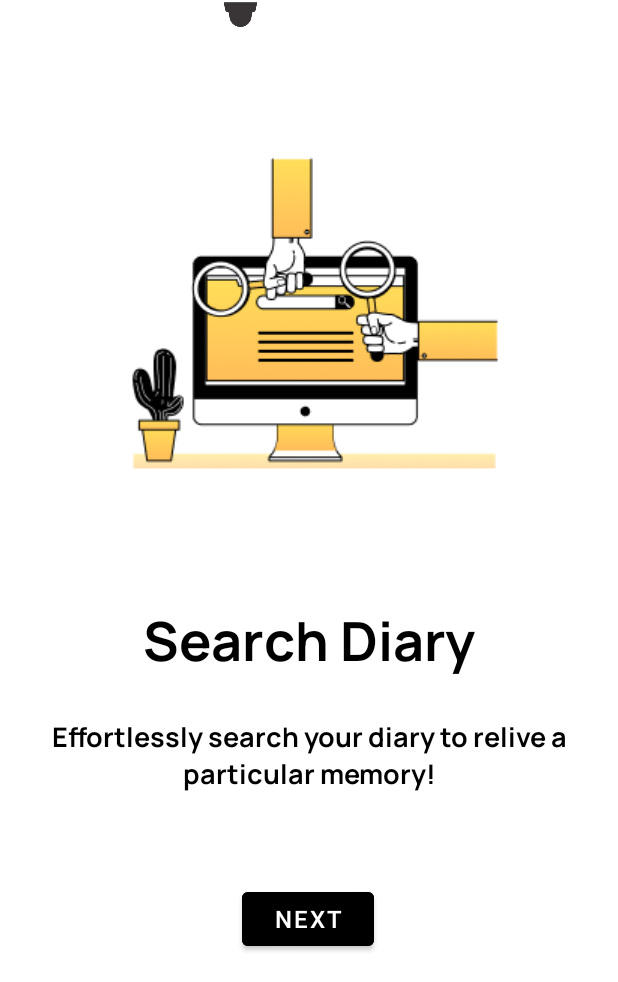
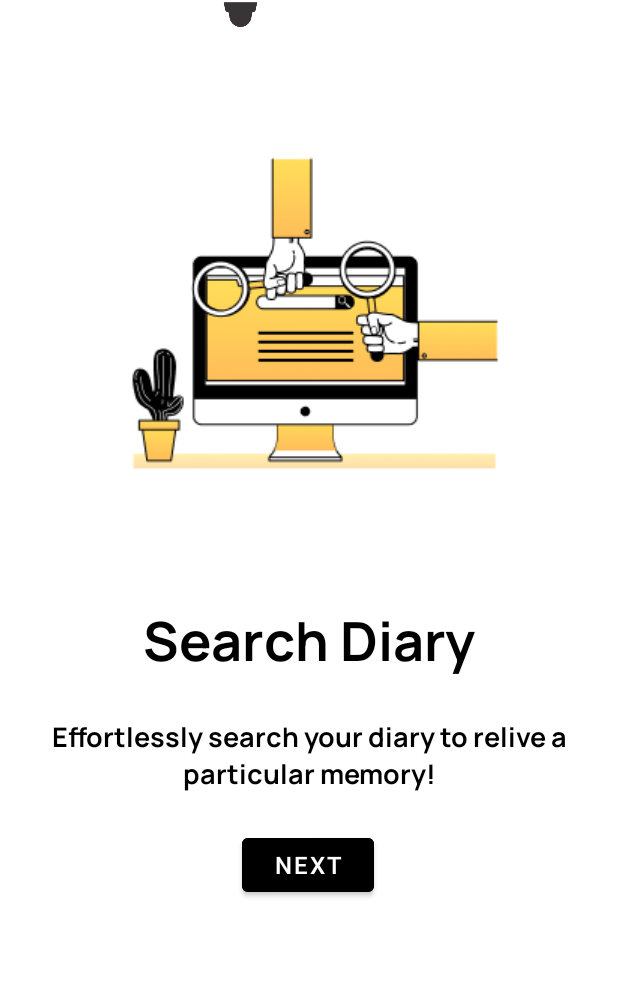
Before and after one commit to MarkGamboaa/Lumen, an Android app: the Onboarding3 screen opened directly, with no data from a screen before it, on a phone screen of 412 x 824 dp, the part 254-1236 px from its top. Run offline under Robolectric (Android 15) with nearby library versions, the phone set to English and light mode, and no system bars.

Commit message:
fix: Adjust next button margin in Onboarding3
This commit reduces the top margin of the "Next" button (`nextButton`) in the `activity_onboarding3.xml` layout from `60dp` to `24dp`. This change provides a more compact layout for the third onboarding screen.

```diff
--- a/app/src/main/res/layout/activity_onboarding3.xml
+++ b/app/src/main/res/layout/activity_onboarding3.xml
@@ -85,7 +85,7 @@
         android:id="@+id/nextButton"
         android:layout_width="wrap_content"
         android:layout_height="wrap_content"
-        android:layout_marginTop="60dp"
+        android:layout_marginTop="24dp"
         android:backgroundTint="@color/black"
         android:text="@string/next"
         android:textColor="@color/white"
```
